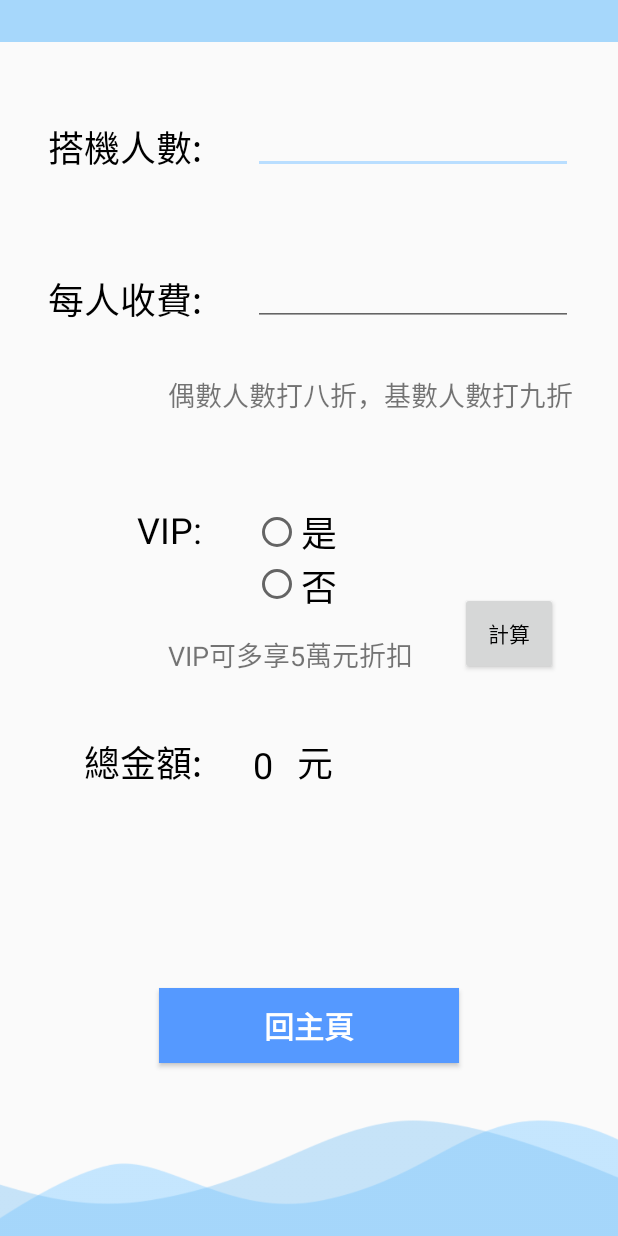
After one commit to ChingWenWen/Fly-for-Freedom, an Android app: the detail screen opened directly, with no data from a screen before it, on a phone screen of 412 x 824 dp. The commit adds this screen. Run offline under Robolectric (Android 15) with nearby library versions, the phone set to English and light mode, and no system bars.

Commit message:
Add count money

```diff
--- a/app/src/main/AndroidManifest.xml
+++ b/app/src/main/AndroidManifest.xml
@@ -9,6 +9,7 @@
         android:roundIcon="@mipmap/ic_launcher_round"
         android:supportsRtl="true"
         android:theme="@style/AppTheme">
+        <activity android:name=".detail"></activity>
         <activity android:name=".LoadingActivity">
             <intent-filter>
                 <action android:name="android.intent.action.MAIN" />
@@ -17,10 +18,7 @@
             </intent-filter>
         </activity>
         <activity android:name=".MainActivity" />
-        <activity android:name=".ResultActivity">
-
-        </activity>
-
+        <activity android:name=".ResultActivity"></activity>
         <activity android:name=".ChooseAirplaneActivity" />
         <!--
              The API key for Google Maps-based APIs is defined as a string resource.
@@ -32,9 +30,7 @@
         -->
         <activity
             android:name=".MapsActivity"
-            android:label="@string/title_activity_maps">
-
-        </activity>
+            android:label="@string/title_activity_maps"></activity>
 
         <meta-data
             android:name="com.google.android.geo.API_KEY"
--- a/app/src/main/java/com/example/flyforfreedom/ResultActivity.java
+++ b/app/src/main/java/com/example/flyforfreedom/ResultActivity.java
@@ -34,8 +34,8 @@ public class ResultActivity extends AppCompatActivity {
 
 
     }
-    public void onClicktoChoose(View v){
-        Intent intent = new Intent(this, ChooseAirplaneActivity.class);
+    public void onClicktoCount(View v){
+        Intent intent = new Intent(this, detail.class);
         startActivity(intent);
     }
 }
--- /dev/null
+++ b/app/src/main/java/com/example/flyforfreedom/detail.java
@@ -0,0 +1,72 @@
+package com.example.flyforfreedom;
+
+import androidx.appcompat.app.AppCompatActivity;
+
+import android.content.Intent;
+import android.os.Bundle;
+import android.view.View;
+import android.widget.EditText;
+import android.widget.RadioGroup;
+import android.widget.TextView;
+
+public class detail extends AppCompatActivity {
+
+    EditText sum,ticket_money;
+    int p_sum = 0,money = 0,vip = 0;
+    @Override
+    protected void onCreate(Bundle savedInstanceState) {
+        super.onCreate(savedInstanceState);
+        setContentView(R.layout.activity_detail);
+        getSupportActionBar().hide(); //隱藏標題列
+        sum = (EditText)findViewById(R.id.person);
+        ticket_money = (EditText)findViewById(R.id.ticket);
+
+
+    }
+    public void show(View v){
+        TextView txv = (TextView)findViewById(R.id.totalMoney);
+        p_sum = Integer.parseInt(sum.getText().toString());
+        money = Integer.parseInt(ticket_money.getText().toString());
+
+
+
+        vip = 0;
+
+        RadioGroup rg = (RadioGroup)findViewById(R.id.radioGroup);
+        switch(rg.getCheckedRadioButtonId()){
+            case R.id.yes:
+                vip = 1;
+                break;
+        }
+
+        money = total(p_sum,money,vip);
+
+        txv.setText(Integer.toString(money));
+    }
+    public int total(int p_sum,int money,int vip){
+
+        if ((p_sum %2)==1){
+            money = (int)(money*0.9)*p_sum;
+        }
+        else{
+            money = (int)(money*0.8)*p_sum;
+        }
+
+        if(vip==1){
+            if (money>50000){
+                money = money-50000;
+            }
+            else {
+                money = 0;
+            }
+
+        }
+        return money;
+    }
+
+    public void onClicktoChoose(View v){
+        Intent intent = new Intent(this, ChooseAirplaneActivity.class);
+        startActivity(intent);
+    }
+
+}
--- /dev/null
+++ b/app/src/main/res/layout/activity_detail.xml
@@ -0,0 +1,192 @@
+<?xml version="1.0" encoding="utf-8"?>
+<androidx.constraintlayout.widget.ConstraintLayout xmlns:android="http://schemas.android.com/apk/res/android"
+    xmlns:app="http://schemas.android.com/apk/res-auto"
+    xmlns:tools="http://schemas.android.com/tools"
+    android:layout_width="match_parent"
+    android:layout_height="match_parent"
+    tools:context=".detail">
+
+    <TextView
+        android:id="@+id/textView3"
+        android:layout_width="wrap_content"
+        android:layout_height="wrap_content"
+        android:layout_marginStart="32dp"
+        android:layout_marginLeft="32dp"
+        android:layout_marginTop="80dp"
+        android:text="搭機人數:"
+        android:textColor="#000000"
+        android:textSize="24sp"
+        app:layout_constraintStart_toStartOf="parent"
+        app:layout_constraintTop_toTopOf="parent" />
+
+    <TextView
+        android:id="@+id/textView8"
+        android:layout_width="wrap_content"
+        android:layout_height="wrap_content"
+        android:layout_marginTop="65dp"
+        android:text="每人收費:"
+        android:textColor="#000000"
+        android:textSize="24sp"
+        app:layout_constraintStart_toStartOf="@+id/textView3"
+        app:layout_constraintTop_toBottomOf="@+id/textView3" />
+
+    <TextView
+        android:id="@+id/textView15"
+        android:layout_width="wrap_content"
+        android:layout_height="wrap_content"
+        android:layout_marginTop="60dp"
+        android:text="VIP:"
+        android:textColor="#000000"
+        android:textSize="24sp"
+        app:layout_constraintEnd_toEndOf="@+id/textView8"
+        app:layout_constraintTop_toBottomOf="@+id/textView9" />
+
+    <TextView
+        android:id="@+id/textView18"
+        android:layout_width="wrap_content"
+        android:layout_height="wrap_content"
+        android:layout_marginTop="40dp"
+        android:text="總金額:"
+        android:textColor="#000000"
+        android:textSize="24sp"
+        app:layout_constraintEnd_toEndOf="@+id/textView15"
+        app:layout_constraintTop_toBottomOf="@+id/textView16" />
+
+    <EditText
+        android:id="@+id/person"
+        android:layout_width="wrap_content"
+        android:layout_height="wrap_content"
+        android:layout_marginStart="35dp"
+        android:layout_marginLeft="35dp"
+        android:layout_marginEnd="31dp"
+        android:layout_marginRight="31dp"
+        android:ems="10"
+        android:inputType="numberSigned"
+        app:layout_constraintBottom_toBottomOf="@+id/textView3"
+        app:layout_constraintEnd_toEndOf="parent"
+        app:layout_constraintStart_toEndOf="@+id/textView3" />
+
+    <EditText
+        android:id="@+id/ticket"
+        android:layout_width="wrap_content"
+        android:layout_height="wrap_content"
+        android:layout_marginStart="35dp"
+        android:layout_marginLeft="35dp"
+        android:layout_marginEnd="31dp"
+        android:layout_marginRight="31dp"
+        android:ems="10"
+        android:inputType="numberSigned"
+        app:layout_constraintBottom_toBottomOf="@+id/textView8"
+        app:layout_constraintEnd_toEndOf="parent"
+        app:layout_constraintStart_toEndOf="@+id/textView8" />
+
+    <TextView
+        android:id="@+id/textView9"
+        android:layout_width="wrap_content"
+        android:layout_height="wrap_content"
+        android:layout_marginTop="32dp"
+        android:text="偶數人數打八折，基數人數打九折"
+        android:textSize="18sp"
+        app:layout_constraintEnd_toEndOf="@+id/ticket"
+        app:layout_constraintTop_toBottomOf="@+id/ticket" />
+
+    <TextView
+        android:id="@+id/textView16"
+        android:layout_width="wrap_content"
+        android:layout_height="wrap_content"
+        android:layout_marginTop="16dp"
+        android:text="VIP可多享5萬元折扣"
+        android:textSize="18sp"
+        app:layout_constraintStart_toStartOf="@+id/textView9"
+        app:layout_constraintTop_toBottomOf="@+id/radioGroup" />
+
+    <TextView
+        android:id="@+id/textView12"
+        android:layout_width="425dp"
+        android:layout_height="28dp"
+        android:background="#a6d7fb"
+        app:layout_constraintEnd_toEndOf="parent"
+        app:layout_constraintTop_toTopOf="parent" />
+
+    <ImageView
+        android:id="@+id/imageView5"
+        android:layout_width="match_parent"
+        android:layout_height="wrap_content"
+        android:layout_alignParentBottom="true"
+        app:layout_constraintStart_toStartOf="parent"
+        app:layout_constraintTop_toTopOf="@+id/next"
+        app:srcCompat="@drawable/wave" />
+
+    <Button
+        android:id="@+id/next"
+        android:layout_width="200dp"
+        android:layout_height="50dp"
+        android:layout_gravity="center_horizontal"
+        android:layout_marginBottom="115dp"
+        android:background="@color/colorPrimary"
+        android:onClick="onClicktoChoose"
+        android:text="回主頁"
+        android:textColor="#ffffff"
+        android:textSize="20sp"
+        android:textStyle="bold"
+        app:layout_constraintBottom_toBottomOf="parent"
+        app:layout_constraintEnd_toEndOf="parent"
+        app:layout_constraintStart_toStartOf="parent" />
+
+    <RadioGroup
+        android:id="@+id/radioGroup"
+        android:layout_width="81dp"
+        android:layout_height="70dp"
+        app:layout_constraintStart_toStartOf="@+id/ticket"
+        app:layout_constraintTop_toTopOf="@+id/textView15">
+
+        <RadioButton
+            android:id="@+id/yes"
+            android:layout_width="match_parent"
+            android:layout_height="wrap_content"
+            android:text="是"
+            android:textSize="24sp" />
+
+        <RadioButton
+            android:id="@+id/no"
+            android:layout_width="match_parent"
+            android:layout_height="wrap_content"
+            android:text="否"
+            android:textSize="24sp" />
+    </RadioGroup>
+
+    <TextView
+        android:id="@+id/totalMoney"
+        android:layout_width="wrap_content"
+        android:layout_height="wrap_content"
+        android:text="0"
+        android:textColor="#000000"
+        android:textSize="24sp"
+        app:layout_constraintBottom_toBottomOf="@+id/textView18"
+        app:layout_constraintStart_toStartOf="@+id/radioGroup" />
+
+    <TextView
+        android:id="@+id/textView20"
+        android:layout_width="wrap_content"
+        android:layout_height="wrap_content"
+        android:layout_marginStart="16dp"
+        android:layout_marginLeft="16dp"
+        android:text="元"
+        android:textColor="#000000"
+        android:textSize="24sp"
+        app:layout_constraintBottom_toBottomOf="@+id/totalMoney"
+        app:layout_constraintStart_toEndOf="@+id/totalMoney" />
+
+    <Button
+        android:id="@+id/count"
+        android:layout_width="65dp"
+        android:layout_height="55dp"
+        android:layout_marginEnd="40dp"
+        android:layout_marginRight="40dp"
+        android:onClick="show"
+        android:text="計算"
+        android:textColor="@android:color/background_dark"
+        app:layout_constraintBottom_toBottomOf="@+id/textView16"
+        app:layout_constraintEnd_toEndOf="parent" />
+
+</androidx.constraintlayout.widget.ConstraintLayout>
--- a/app/src/main/res/layout/activity_result.xml
+++ b/app/src/main/res/layout/activity_result.xml
@@ -162,8 +162,8 @@
         android:layout_gravity="center_horizontal"
         android:layout_marginBottom="92dp"
         android:background="@color/colorPrimary"
-        android:onClick="onClicktoChoose"
-        android:text="回主頁"
+        android:onClick="onClicktoCount"
+        android:text="金額計算"
         android:textColor="#ffffff"
         android:textSize="20sp"
         android:textStyle="bold"
```
